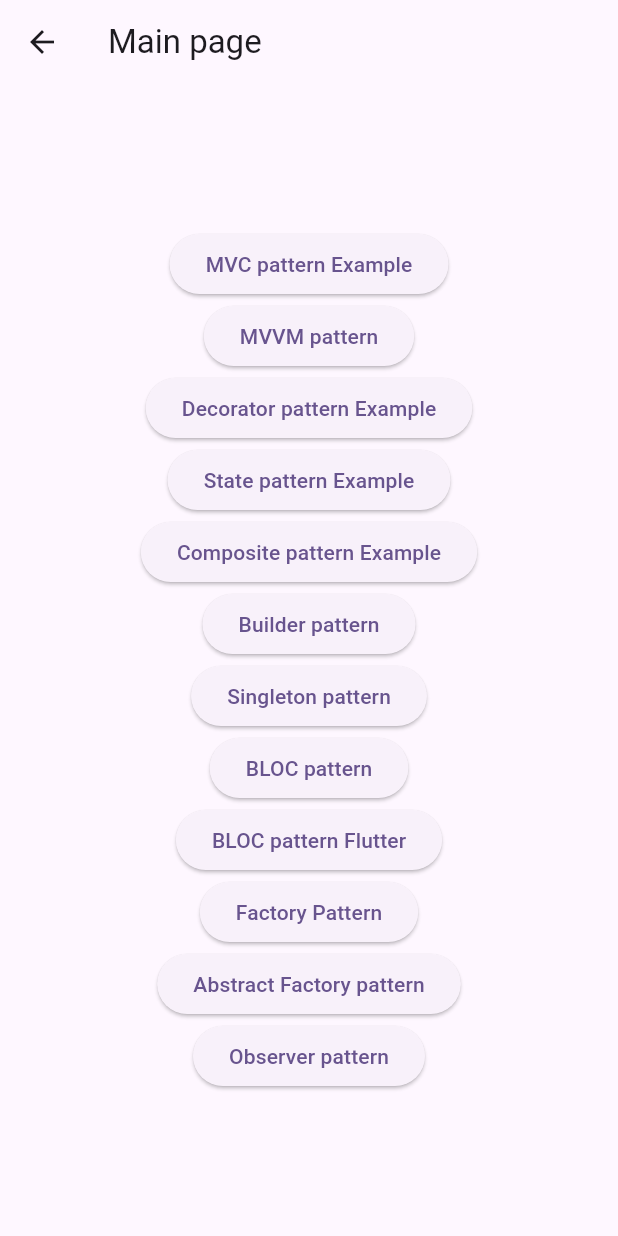
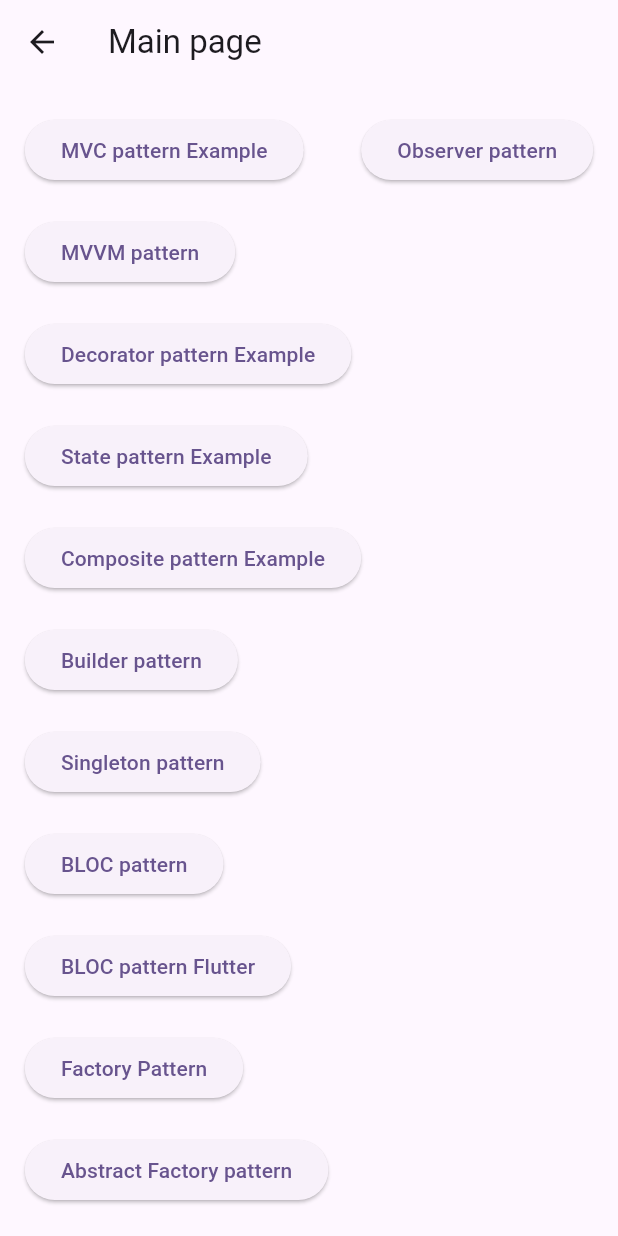
Before and after one commit to amijadav/Design-patterns, a Flutter app: the screen it shows after launch, on a phone screen of 412 x 824 dp. Run offline on Flutter 3.47's test engine with Material 3 defaults, Android fonts, the light colour scheme and no system bars; our stand-ins replace flutter_bloc, flutter_riverpod; missing offline and left inert: mockito.

Commit message:
Modifies the main view layout.
Changes the main view to use a Wrap widget for arranging buttons.

This improves the layout of Main Page by allowing buttons to wrap to the next
line when they exceed the available width, enhancing responsiveness
on smaller screens. Also, introduces spacing between buttons for
better visual separation.

```diff
--- a/lib/page_control_buttons.dart
+++ b/lib/page_control_buttons.dart
@@ -62,8 +62,9 @@ class PageControlButtons extends StatelessWidget {
     return Scaffold(
       appBar: AppBar(title: const Text("Main page")),
       body: Center(
-        child: Column(
-          mainAxisAlignment: MainAxisAlignment.center,
+        child: Wrap(
+          direction: Axis.vertical,
+          spacing: 20,
           children: [
             ElevatedButton(
               onPressed: () => modelViewPattern(context),
```
